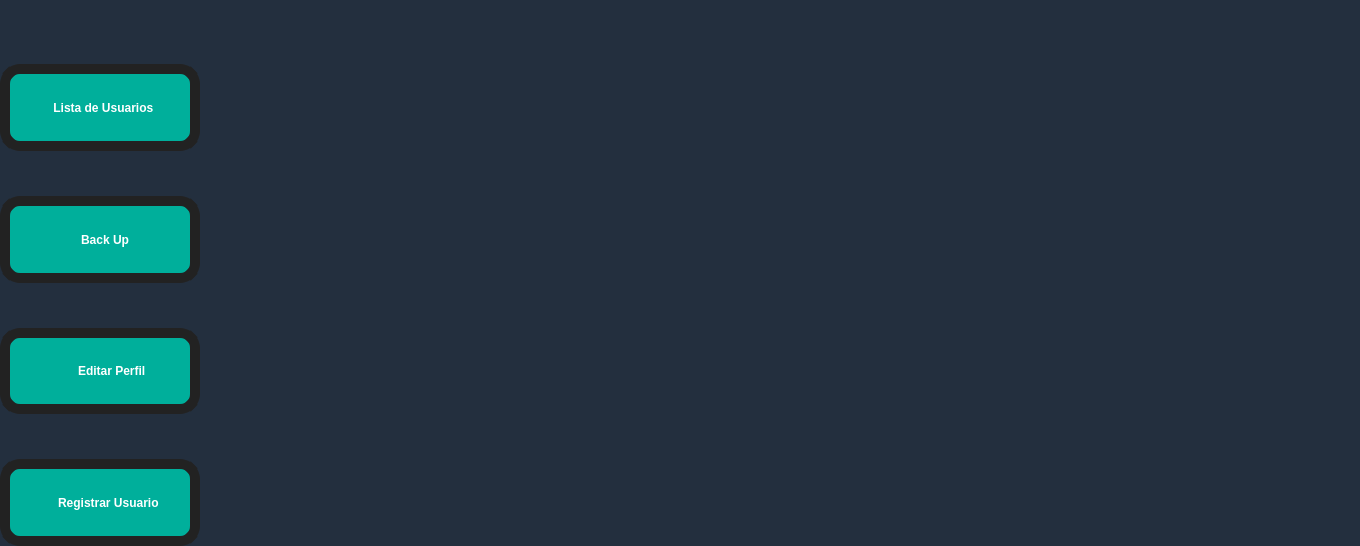
First picture: the form in DB/DB.ui, repository juanMartinAlvarez/STP_DB, before the edit.
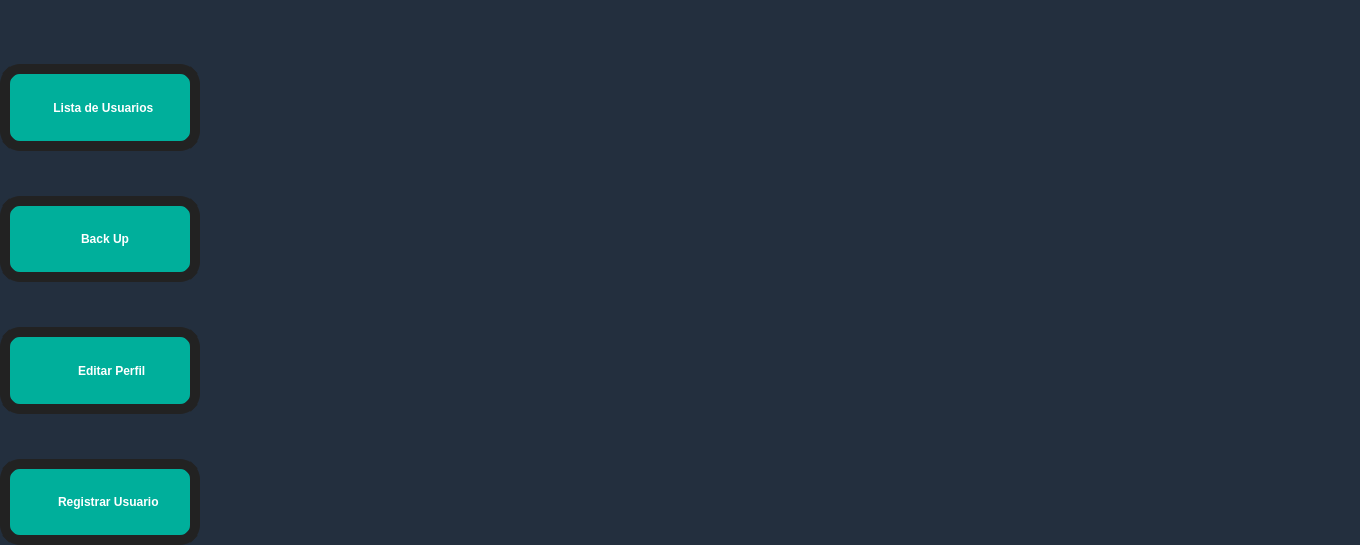
Second picture: the form after the edit. Icons and pictures are not drawn.

Patch:
```diff
--- a/DB/DB.ui
+++ b/DB/DB.ui
@@ -7,7 +7,7 @@
     <x>0</x>
     <y>0</y>
     <width>1360</width>
-    <height>546</height>
+    <height>545</height>
    </rect>
   </property>
   <property name="windowTitle">
@@ -40,7 +40,7 @@
    <property name="bottomMargin">
     <number>0</number>
    </property>
-   <item alignment="Qt::AlignLeft">
+   <item>
     <widget class="QFrame" name="buttons">
      <property name="enabled">
       <bool>true</bool>
@@ -410,13 +410,22 @@
        </widget>
       </item>
       <item>
-       <widget class="QFrame" name="screen">
+       <widget class="QFrame" name="stage">
+        <property name="enabled">
+         <bool>true</bool>
+        </property>
         <property name="sizePolicy">
-         <sizepolicy hsizetype="Expanding" vsizetype="Expanding">
+         <sizepolicy hsizetype="Preferred" vsizetype="Expanding">
           <horstretch>0</horstretch>
           <verstretch>0</verstretch>
          </sizepolicy>
         </property>
+        <property name="maximumSize">
+         <size>
+          <width>1160</width>
+          <height>16777215</height>
+         </size>
+        </property>
         <property name="frameShape">
          <enum>QFrame::StyledPanel</enum>
         </property>
```
Left out of the diff: 4 changed lines with no effect on the pictures.
